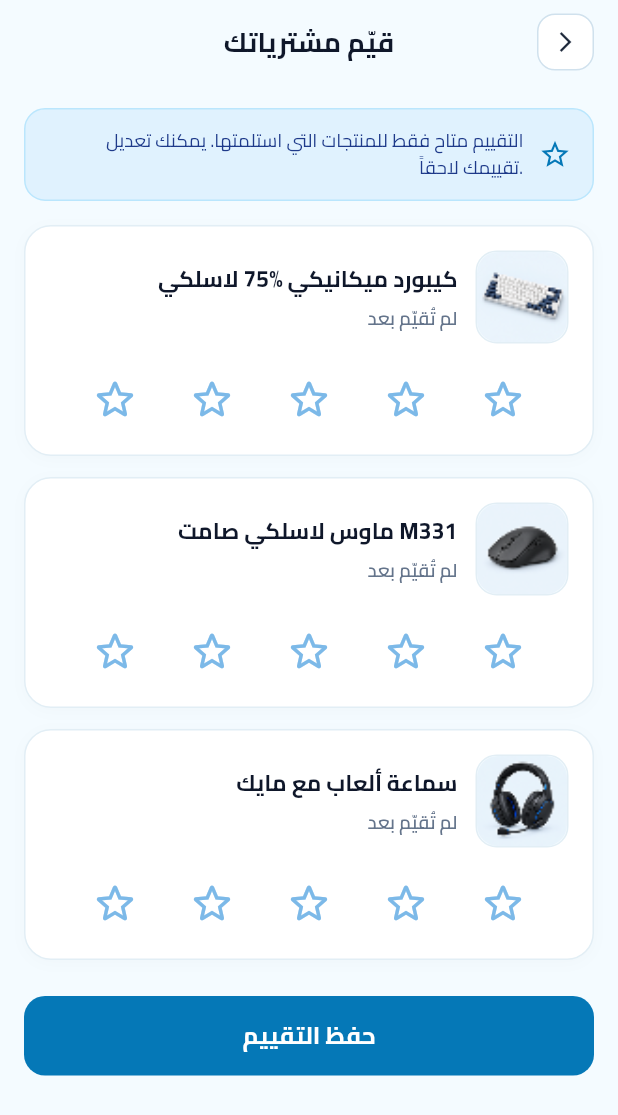
After one commit to aryamassad3-crypto/it_tools_app, a Flutter app: the RateProductsPage screen opened directly, on a phone screen of 412 x 824 dp. The commit adds this screen. Shown: the top 1115 px of the screen. Run offline on Flutter 3.47's test engine with Material 3 defaults, Android fonts, the phone set to English and light mode, and no system bars; our stand-ins replace flutter_riverpod.

Commit message:
feat: add product rating flow for completed orders

```diff
--- a/lib/features/orders/presentation/pages/order_details_page.dart
+++ b/lib/features/orders/presentation/pages/order_details_page.dart
@@ -1,8 +1,13 @@
 import 'package:flutter/material.dart';
 import 'package:flutter_riverpod/flutter_riverpod.dart';
+import '../../../reviews/presentation/pages/rate_products_page.dart';
 
 class OrderDetailsPage extends ConsumerWidget {
   const OrderDetailsPage({super.key});
+
+  // حالة تجريبية مؤقتة إلى حين ربط حالة الطلب بالـ API.
+  // غيّريها إلى false لإخفاء زر التقييم واختبار الطلب غير المكتمل.
+  static const bool isOrderCompleted = false;
 
   @override
   Widget build(BuildContext context, WidgetRef ref) {
@@ -114,9 +119,9 @@ class OrderDetailsPage extends ConsumerWidget {
                             color: const Color(0xFFE3F2FD),
                             borderRadius: BorderRadius.circular(6),
                           ),
-                          child: const Text(
-                            'مؤكد',
-                            style: TextStyle(
+                          child: Text(
+                            isOrderCompleted ? 'مكتمل' : 'مؤكد',
+                            style: const TextStyle(
                               color: Color(0xFF1976D2),
                               fontSize: 12,
                               fontWeight: FontWeight.bold,
@@ -145,20 +150,20 @@ class OrderDetailsPage extends ConsumerWidget {
                       title: 'مؤكد',
                       subtitle: '10 تشرين الثاني · 03:15 م',
                       isCompleted: true,
-                      isCurrent: true,
+                      isCurrent: !isOrderCompleted,
                       hasLine: true,
                     ),
                     _buildTimelineStep(
                       title: 'قيد التوصيل',
                       subtitle: '',
-                      isCompleted: false,
+                      isCompleted: isOrderCompleted,
                       isCurrent: false,
                       hasLine: true,
                     ),
                     _buildTimelineStep(
                       title: 'مكتمل',
                       subtitle: '',
-                      isCompleted: false,
+                      isCompleted: isOrderCompleted,
                       isCurrent: false,
                       hasLine: false,
                     ),
@@ -226,6 +231,53 @@ class OrderDetailsPage extends ConsumerWidget {
                   ],
                 ),
               ),
+
+              // يظهر تقييم المشتريات فقط بعد اكتمال الطلب.
+              if (isOrderCompleted) ...[
+                const SizedBox(height: 12),
+                ElevatedButton.icon(
+                  onPressed: () {
+                    Navigator.push(
+                      context,
+                      MaterialPageRoute(
+                        builder: (context) => RateProductsPage(
+                          products: [
+                            ProductRatingItem(
+                              name: 'كيبورد ميكانيكي %75 لاسلكي',
+                              assetPath: 'assets/images/keyboard.png',
+                            ),
+                            ProductRatingItem(
+                              name: 'ماوس لاسلكي صامت M331',
+                              assetPath: 'assets/images/mouse.png',
+                            ),
+                            ProductRatingItem(
+                              name: 'سماعة ألعاب مع مايك',
+                              assetPath: 'assets/images/headset.png',
+                            ),
+                          ],
+                        ),
+                      ),
+                    );
+                  },
+                  icon: const Icon(Icons.star_outline_rounded),
+                  label: const Text(
+                    'قيّم مشترياتك',
+                    style: TextStyle(
+                      fontSize: 15,
+                      fontWeight: FontWeight.bold,
+                    ),
+                  ),
+                  style: ElevatedButton.styleFrom(
+                    backgroundColor: const Color(0xFF0077B6),
+                    foregroundColor: Colors.white,
+                    elevation: 0,
+                    padding: const EdgeInsets.symmetric(vertical: 14),
+                    shape: RoundedRectangleBorder(
+                      borderRadius: BorderRadius.circular(12),
+                    ),
+                  ),
+                ),
+              ],
 
               const SizedBox(height: 16),
 
@@ -306,8 +358,8 @@ class OrderDetailsPage extends ConsumerWidget {
 
               const SizedBox(height: 16),
 
-              // 4. التنبيه
-              Container(
+              // 4. التنبيه: يظهر فقط قبل اكتمال الطلب.
+              if (!isOrderCompleted) Container(
                 padding: const EdgeInsets.all(12),
                 decoration: BoxDecoration(
                   color: const Color(0xFFFFFBEB),
@@ -338,10 +390,10 @@ class OrderDetailsPage extends ConsumerWidget {
                 ),
               ),
 
-              const SizedBox(height: 16),
+              if (!isOrderCompleted) const SizedBox(height: 16),
 
-              // 5. زر طلب الإلغاء
-              OutlinedButton(
+              // 5. زر طلب الإلغاء: لا يمكن إلغاء طلب مكتمل.
+              if (!isOrderCompleted) OutlinedButton(
                 onPressed: () {
                   _showCancelOrderBottomSheet(context);
                 },
--- /dev/null
+++ b/lib/features/reviews/presentation/pages/rate_products_page.dart
@@ -0,0 +1,306 @@
+
+import 'package:flutter/material.dart';
+import 'package:flutter_riverpod/flutter_riverpod.dart';
+
+class ProductRatingItem {
+  final String name;
+  final String assetPath;
+  int rating;
+
+  ProductRatingItem({
+    required this.name,
+    required this.assetPath,
+    this.rating = 0,
+  });
+}
+
+class RateProductsPage extends ConsumerStatefulWidget {
+  final List<ProductRatingItem> products;
+
+  const RateProductsPage({
+    super.key,
+    required this.products,
+  });
+
+  @override
+  ConsumerState<RateProductsPage> createState() => _RateProductsPageState();
+}
+
+class _RateProductsPageState extends ConsumerState<RateProductsPage> {
+  late final List<ProductRatingItem> _items;
+
+  @override
+  void initState() {
+    super.initState();
+
+    // نسخة محلية من منتجات الطلب حتى نحدّث التقييم داخل الصفحة
+    _items = widget.products.map((product) {
+      return ProductRatingItem(
+        name: product.name,
+        assetPath: product.assetPath,
+        rating: product.rating,
+      );
+    }).toList();
+  }
+
+  @override
+  Widget build(BuildContext context) {
+    return Scaffold(
+      backgroundColor: const Color(0xFFF4FBFF),
+      appBar: AppBar(
+        backgroundColor: const Color(0xFFF4FBFF),
+        elevation: 0,
+        centerTitle: true,
+        automaticallyImplyLeading: false,
+        title: const Text(
+          'قيّم مشترياتك',
+          style: TextStyle(
+            color: Color(0xFF0F172A),
+            fontWeight: FontWeight.bold,
+            fontSize: 18,
+          ),
+        ),
+        actions: [
+          Padding(
+            padding: const EdgeInsets.symmetric(horizontal: 16.0),
+            child: Center(
+              child: InkWell(
+                onTap: () => Navigator.pop(context),
+                borderRadius: BorderRadius.circular(12),
+                child: Container(
+                  width: 38,
+                  height: 38,
+                  decoration: BoxDecoration(
+                    color: Colors.white,
+                    borderRadius: BorderRadius.circular(12),
+                    border: Border.all(color: const Color(0xFFD0E1ED)),
+                  ),
+                  child: const Icon(
+                    Icons.arrow_forward_ios,
+                    color: Color(0xFF1E293B),
+                    size: 16,
+                  ),
+                ),
+              ),
+            ),
+          ),
+        ],
+      ),
+      body: SafeArea(
+        child: SingleChildScrollView(
+          physics: const AlwaysScrollableScrollPhysics(),
+          padding: const EdgeInsets.all(16.0),
+          child: Column(
+            crossAxisAlignment: CrossAxisAlignment.stretch,
+            children: [
+              // صندوق الملاحظة الإرشادية
+              Container(
+                padding: const EdgeInsets.symmetric(
+                  horizontal: 14,
+                  vertical: 12,
+                ),
+                decoration: BoxDecoration(
+                  color: const Color(0xFFE0F2FE),
+                  borderRadius: BorderRadius.circular(14),
+                  border: Border.all(color: const Color(0xFFBAE6FD)),
+                ),
+                child: const Row(
+                  children: [
+                    Expanded(
+                      child: Text(
+                        'التقييم متاح فقط للمنتجات التي استلمتها. يمكنك تعديل تقييمك لاحقاً.',
+                        style: TextStyle(
+                          fontSize: 12.5,
+                          color: Color(0xFF1E3A8A),
+                          height: 1.4,
+                        ),
+                        textAlign: TextAlign.right,
+                      ),
+                    ),
+                    SizedBox(width: 10),
+                    Icon(
+                      Icons.star_border,
+                      color: Color(0xFF0578B7),
+                      size: 22,
+                    ),
+                  ],
+                ),
+              ),
+              const SizedBox(height: 16),
+
+              // بطاقات منتجات الطلب المكتمل
+              if (_items.isEmpty)
+                const Padding(
+                  padding: EdgeInsets.symmetric(vertical: 32),
+                  child: Text(
+                    'لا توجد منتجات لتقييمها.',
+                    textAlign: TextAlign.center,
+                    style: TextStyle(
+                      color: Color(0xFF64748B),
+                      fontSize: 14,
+                    ),
+                  ),
+                )
+              else
+                ...List.generate(_items.length, (index) {
+                  final item = _items[index];
+
+                  return Padding(
+                    padding: const EdgeInsets.only(bottom: 14.0),
+                    child: _buildRatingCard(item),
+                  );
+                }),
+
+              const SizedBox(height: 10),
+
+              // زر حفظ التقييم
+              SizedBox(
+                width: double.infinity,
+                child: ElevatedButton(
+                  onPressed: _items.isEmpty
+                      ? null
+                      : () {
+                          ScaffoldMessenger.of(context).showSnackBar(
+                            const SnackBar(
+                              content: Text(
+                                'تم حفظ تقييماتك بنجاح',
+                              ),
+                            ),
+                          );
+                        },
+                  style: ElevatedButton.styleFrom(
+                    backgroundColor: const Color(0xFF0578B7),
+                    foregroundColor: Colors.white,
+                    padding: const EdgeInsets.symmetric(vertical: 15),
+                    shape: RoundedRectangleBorder(
+                      borderRadius: BorderRadius.circular(14),
+                    ),
+                    elevation: 0,
+                  ),
+                  child: const Text(
+                    'حفظ التقييم',
+                    style: TextStyle(
+                      fontSize: 16,
+                      fontWeight: FontWeight.bold,
+                    ),
+                  ),
+                ),
+              ),
+              const SizedBox(height: 20),
+            ],
+          ),
+        ),
+      ),
+    );
+  }
+
+  Widget _buildRatingCard(ProductRatingItem item) {
+    final bool isRated = item.rating > 0;
+
+    return Container(
+      padding: const EdgeInsets.all(16),
+      decoration: BoxDecoration(
+        color: Colors.white,
+        borderRadius: BorderRadius.circular(18),
+        border: Border.all(color: const Color(0xFFE2EEF5)),
+        boxShadow: [
+          BoxShadow(
+            color: Colors.black.withOpacity(0.02),
+            blurRadius: 8,
+            offset: const Offset(0, 2),
+          ),
+        ],
+      ),
+      child: Column(
+        children: [
+          Row(
+            crossAxisAlignment: CrossAxisAlignment.center,
+            children: [
+              Expanded(
+                child: Column(
+                  crossAxisAlignment: CrossAxisAlignment.end,
+                  children: [
+                    Text(
+                      item.name,
+                      style: const TextStyle(
+                        fontSize: 15,
+                        fontWeight: FontWeight.bold,
+                        color: Color(0xFF0F172A),
+                      ),
+                      textAlign: TextAlign.right,
+                    ),
+                    const SizedBox(height: 6),
+                    Text(
+                      isRated ? 'تم التقييم' : 'لم تُقيّم بعد',
+                      style: TextStyle(
+                        fontSize: 12.5,
+                        fontWeight: FontWeight.w600,
+                        color: isRated
+                            ? const Color(0xFF2E7D32)
+                            : const Color(0xFF64748B),
+                      ),
+                      textAlign: TextAlign.right,
+                    ),
+                  ],
+                ),
+              ),
+              const SizedBox(width: 12),
+              Container(
+                width: 62,
+                height: 62,
+                decoration: BoxDecoration(
+                  color: const Color(0xFFF4FBFF),
+                  borderRadius: BorderRadius.circular(14),
+                  border: Border.all(color: const Color(0xFFE2EEF5)),
+                ),
+                child: ClipRRect(
+                  borderRadius: BorderRadius.circular(14),
+                  child: Image.asset(
+                    item.assetPath,
+                    fit: BoxFit.contain,
+                    errorBuilder: (context, error, stackTrace) {
+                      return const Icon(
+                        Icons.image_not_supported,
+                        color: Colors.grey,
+                        size: 24,
+                      );
+                    },
+                  ),
+                ),
+              ),
+            ],
+          ),
+          const SizedBox(height: 16),
+          Row(
+            mainAxisAlignment: MainAxisAlignment.spaceEvenly,
+            children: List.generate(5, (starIndex) {
+              final starValue = starIndex + 1;
+              final isSelected = starValue <= item.rating;
+
+              return InkWell(
+                onTap: () {
+                  setState(() {
+                    item.rating = starValue;
+                  });
+                },
+                borderRadius: BorderRadius.circular(20),
+                child: Padding(
+                  padding: const EdgeInsets.all(4.0),
+                  child: Icon(
+                    isSelected
+                        ? Icons.star_rounded
+                        : Icons.star_outline_rounded,
+                    size: 34,
+                    color: isSelected
+                        ? const Color(0xFFF5B800)
+                        : const Color(0xFF7CB9E8),
+                  ),
+                ),
+              );
+            }),
+          ),
+        ],
+      ),
+    );
+  }
+}
```
